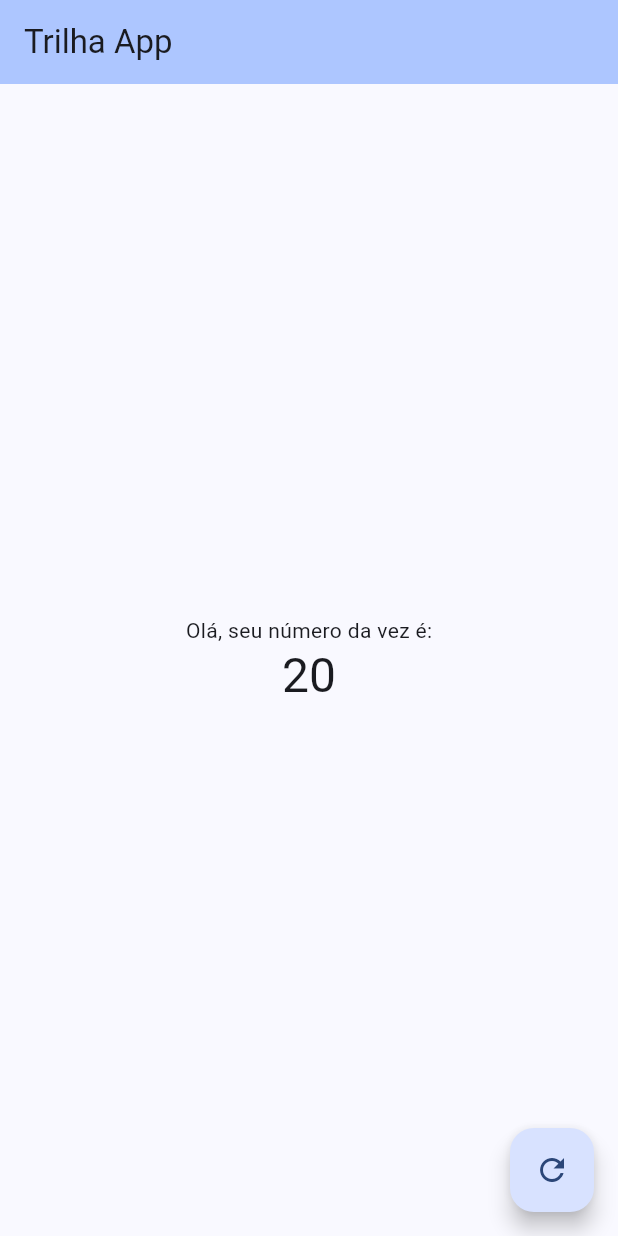
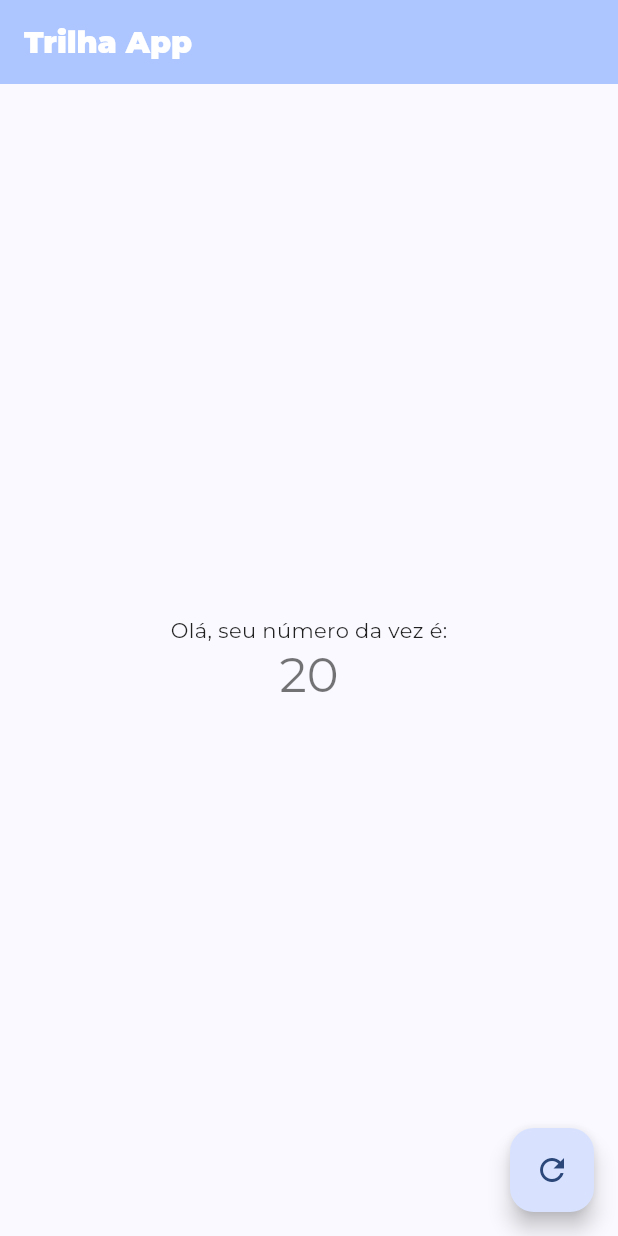
Before and after one commit to abnerjs/bc_dio_trilhaapp, a Flutter app: the screen it shows after launch, after a tap on the "refresh" icon, on a phone screen of 412 x 824 dp. Run offline on Flutter 3.47's test engine with Material 2 defaults, Android fonts, the phone set to English and light mode, and no system bars; our stand-ins replace google_fonts.

Commit message:
added google fonts

```diff
--- a/lib/main.dart
+++ b/lib/main.dart
@@ -1,7 +1,7 @@
-import 'dart:math';
+import 'package:flutter/material.dart';
+import 'package:google_fonts/google_fonts.dart';
 
-import 'package:flutter/material.dart';
-import 'package:flutter/cupertino.dart';
+import 'pages/home_page.dart';
 
 void main() {
   runApp(const MyApp());
@@ -17,59 +17,9 @@ class MyApp extends StatelessWidget {
       theme: ThemeData(
         colorScheme: ColorScheme.fromSeed(seedColor: Colors.blueAccent),
         useMaterial3: true,
+        textTheme: GoogleFonts.montserratTextTheme(),
       ),
       home: const HomePage(title: 'Trilha App'),
     );
   }
 }
-
-class HomePage extends StatefulWidget {
-  const HomePage({super.key, required this.title});
-
-  final String title;
-
-  @override
-  State<HomePage> createState() => _HomePageState();
-}
-
-class _HomePageState extends State<HomePage> {
-  var num = 0;
-
-  int _randomNumber() {
-    Random number = Random();
-    return number.nextInt(100);
-  }
-
-  @override
-  Widget build(BuildContext context) {
-    return Scaffold(
-      appBar: AppBar(
-        backgroundColor: Theme.of(context).colorScheme.inversePrimary,
-        title: Text(widget.title),
-      ),
-      floatingActionButton: FloatingActionButton(
-        onPressed: () {
-          setState(() {
-            num = _randomNumber();
-          });
-        },
-        tooltip: 'Randomize',
-        child: const Icon(Icons.refresh),
-      ),
-      body: Center(
-        child: Column(
-          mainAxisAlignment: MainAxisAlignment.center,
-          children: <Widget>[
-            const Text(
-              'Olá, seu número da vez é:',
-            ),
-            Text(
-              '$num',
-              style: Theme.of(context).textTheme.headlineLarge,
-            ),
-          ],
-        ),
-      ),
-    );
-  }
-}
--- /dev/null
+++ b/lib/pages/home_page.dart
@@ -0,0 +1,56 @@
+import 'package:flutter/material.dart';
+import 'package:google_fonts/google_fonts.dart';
+import 'package:trilhaapp/service/random_number_service.dart';
+
+class HomePage extends StatefulWidget {
+  const HomePage({super.key, required this.title});
+
+  final String title;
+
+  @override
+  State<HomePage> createState() => _HomePageState();
+}
+
+class _HomePageState extends State<HomePage> {
+  var num = 0;
+
+  @override
+  Widget build(BuildContext context) {
+    return Scaffold(
+      appBar: AppBar(
+        backgroundColor: Theme.of(context).colorScheme.inversePrimary,
+        title: Text(
+          widget.title,
+          style: GoogleFonts.montserrat(
+            color: Theme.of(context).colorScheme.onPrimary,
+            fontWeight: FontWeight.w900,
+            fontSize: 20,
+          ),
+        ),
+      ),
+      floatingActionButton: FloatingActionButton(
+        onPressed: () {
+          setState(() {
+            num = GetRandomNumber.randomNumber();
+          });
+        },
+        tooltip: 'Randomize',
+        child: const Icon(Icons.refresh),
+      ),
+      body: Center(
+        child: Column(
+          mainAxisAlignment: MainAxisAlignment.center,
+          children: <Widget>[
+            const Text(
+              'Olá, seu número da vez é:',
+            ),
+            Text(
+              '$num',
+              style: Theme.of(context).textTheme.headlineLarge,
+            ),
+          ],
+        ),
+      ),
+    );
+  }
+}
--- /dev/null
+++ b/lib/service/random_number_service.dart
@@ -0,0 +1,8 @@
+import 'dart:math';
+
+class GetRandomNumber {
+  static int randomNumber() {
+    Random number = Random();
+    return number.nextInt(100);
+  }
+}
--- a/pubspec.yaml
+++ b/pubspec.yaml
@@ -35,6 +35,7 @@ dependencies:
   # The following adds the Cupertino Icons font to your application.
   # Use with the CupertinoIcons class for iOS style icons.
   cupertino_icons: ^1.0.2
+  google_fonts: ^5.1.0
 
 dev_dependencies:
   flutter_test:
```
Also changed, not shown: pubspec.lock, 1 other file.
